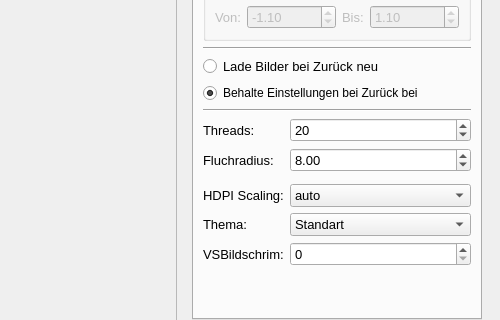
Before: the Qt Designer form src/mainwindow.ui in M4RKUS28/Fraktalgenerator, drawn with Qt 5; both pictures show x 611 to 1111 and y 423 to 743 of the 1111 by 940 pixel window.
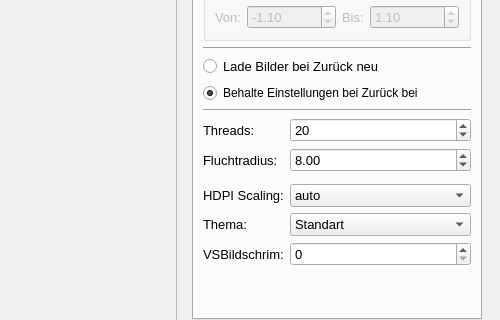
After: the same form once the commit is applied. The open tabs and pages were chosen to show the change. Custom widgets are drawn as their Qt base class.

Commit message: auto set screen size at vsss

Diff of the .ui file:
```diff
--- a/src/mainwindow.ui
+++ b/src/mainwindow.ui
@@ -1912,7 +1912,7 @@
            <item row="11" column="0">
             <widget class="QLabel" name="label_15">
              <property name="text">
-              <string>Fluchradius:</string>
+              <string>Fluchtradius:</string>
              </property>
             </widget>
            </item>
```
The commit also changes 3 other files.
